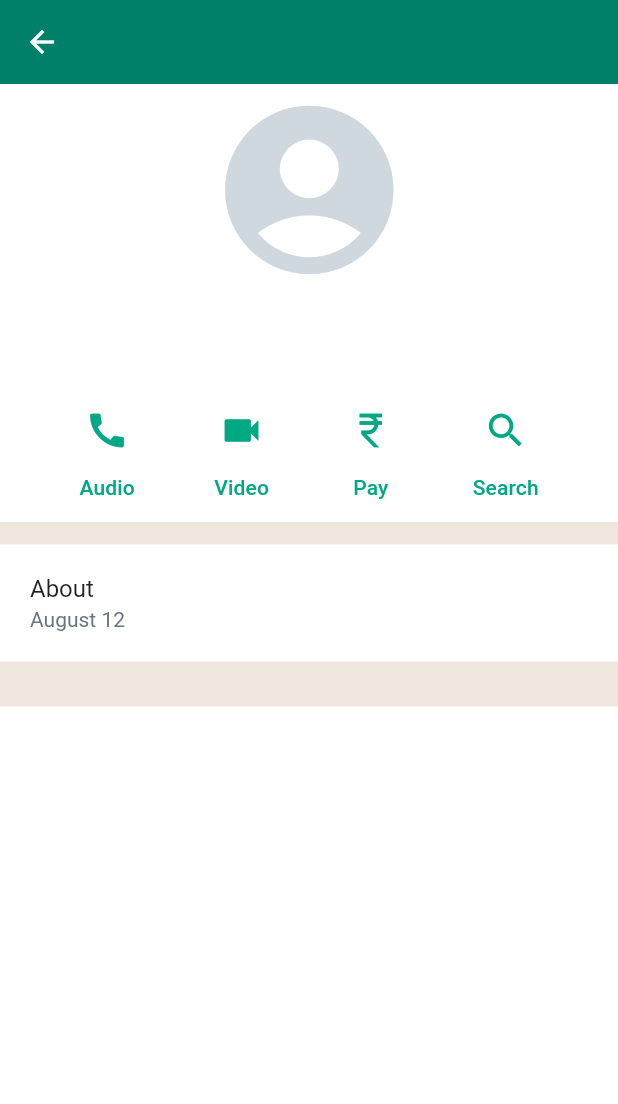
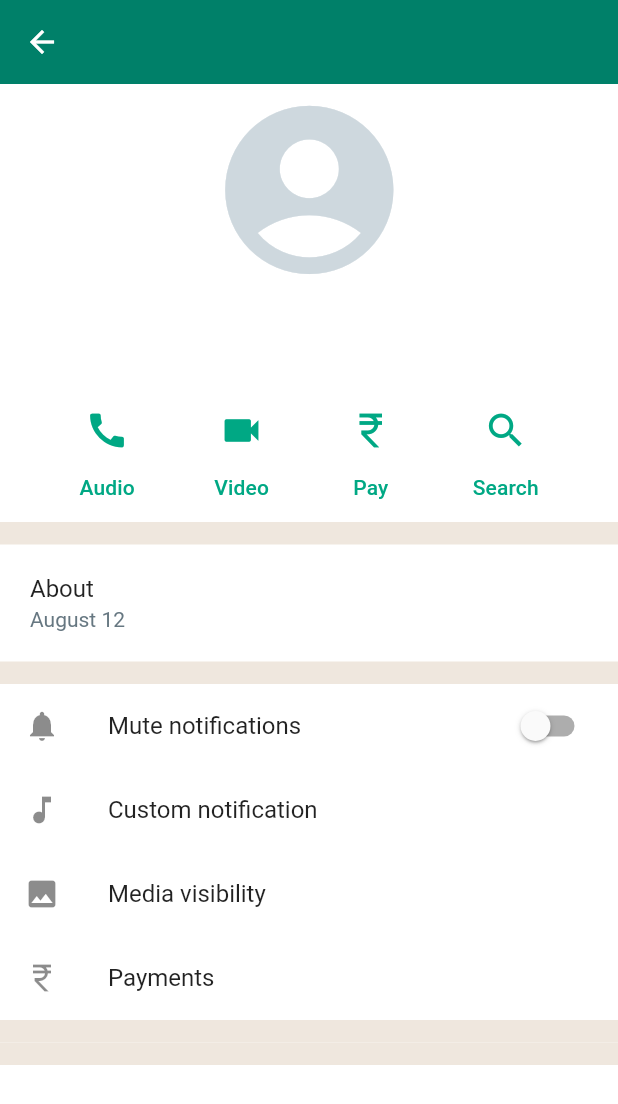
Before and after one commit to albinpk/flutter-whatsapp-clone, a Flutter app: the UserProfileScreen screen opened directly, on a phone screen of 412 x 824 dp. Shown: the top 1104 px of the screen. Run offline on Flutter 3.47's test engine with Material 2 defaults, Android fonts, the phone set to English and light mode, and no system bars; our stand-ins replace equatable, flutter_bloc, visibility_detector.

Commit message:
refactor(whatsapp): create `_Options` widget for `UserProfileScreen`

```diff
--- a/000-whatsapp/lib/features/chat/features/user_profile/presentation/screens/user_profile_screen.dart
+++ b/000-whatsapp/lib/features/chat/features/user_profile/presentation/screens/user_profile_screen.dart
@@ -11,7 +11,9 @@ class UserProfileScreen extends StatelessWidget {
   @override
   Widget build(BuildContext context) {
     return Scaffold(
-      body: CustomScrollView(
+      body: IconTheme(
+        data: IconThemeData(color: CustomColors.of(context).iconMuted),
+        child: CustomScrollView(
           slivers: [
             SliverAppBar(
               title: Builder(
@@ -24,8 +26,11 @@ class UserProfileScreen extends StatelessWidget {
             const _Divider(),
             const _About(),
             const _Divider(),
+            const _Options(),
+            const _Divider(),
             const _Divider(),
           ],
+        ),
       ),
     );
   }
@@ -136,6 +141,38 @@ class _About extends StatelessWidget {
   }
 }
 
+class _Options extends StatelessWidget {
+  const _Options({Key? key}) : super(key: key);
+
+  @override
+  Widget build(BuildContext context) {
+    return SliverToBoxAdapter(
+      child: Column(
+        children: [
+          SwitchListTile(
+            value: false,
+            onChanged: (v) {},
+            secondary: const Icon(Icons.notifications),
+            title: const Text('Mute notifications'),
+          ),
+          const ListTile(
+            leading: Icon(Icons.music_note),
+            title: Text('Custom notification'),
+          ),
+          const ListTile(
+            leading: Icon(Icons.image),
+            title: Text('Media visibility'),
+          ),
+          const ListTile(
+            leading: Icon(Icons.currency_rupee),
+            title: Text('Payments'),
+          ),
+        ],
+      ),
+    );
+  }
+}
+
 class _Divider extends StatelessWidget {
   const _Divider({Key? key}) : super(key: key);
 
```
Lines whose indentation alone changed are shown as unchanged.
